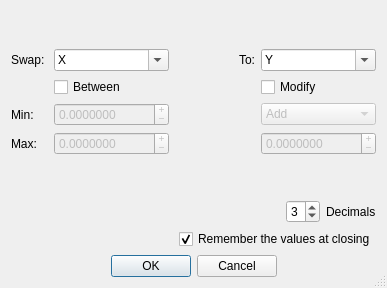
Above: addons/src/swapaxes/swapaxesdialog.ui from GCodeProjects/GCodeWorkShop before the change. Below: the same form after it.
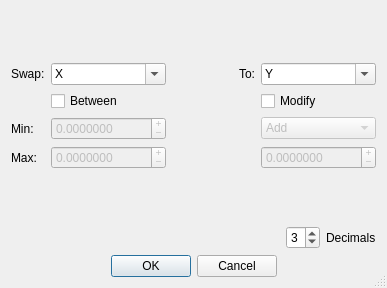
That is the form after the change. Icons and pictures are not drawn.

Diff of the .ui file:
```diff
--- a/addons/src/swapaxes/swapaxesdialog.ui
+++ b/addons/src/swapaxes/swapaxesdialog.ui
@@ -200,7 +200,7 @@
      <item row="0" column="0">
       <widget class="QLabel" name="label">
        <property name="text">
-        <string>Swap: </string>
+        <string>Swap:</string>
        </property>
       </widget>
      </item>
@@ -386,33 +386,6 @@
      </item>
     </layout>
    </item>
-   <item>
-    <layout class="QHBoxLayout" name="horizontalLayout_2">
-     <item>
-      <spacer name="horizontalSpacer_4">
-       <property name="orientation">
-        <enum>Qt::Horizontal</enum>
-       </property>
-       <property name="sizeHint" stdset="0">
-        <size>
-         <width>40</width>
-         <height>20</height>
-        </size>
-       </property>
-      </spacer>
-     </item>
-     <item>
-      <widget class="QCheckBox" name="saveAtCloseCheckBox">
-       <property name="text">
-        <string>Remember the values at closing</string>
-       </property>
-       <property name="checked">
-        <bool>true</bool>
-       </property>
-      </widget>
-     </item>
-    </layout>
-   </item>
    <item>
     <layout class="QHBoxLayout" name="horizontalLayout">
      <item>
```
Left out of the diff: 1 changed line with no effect on the pictures.
